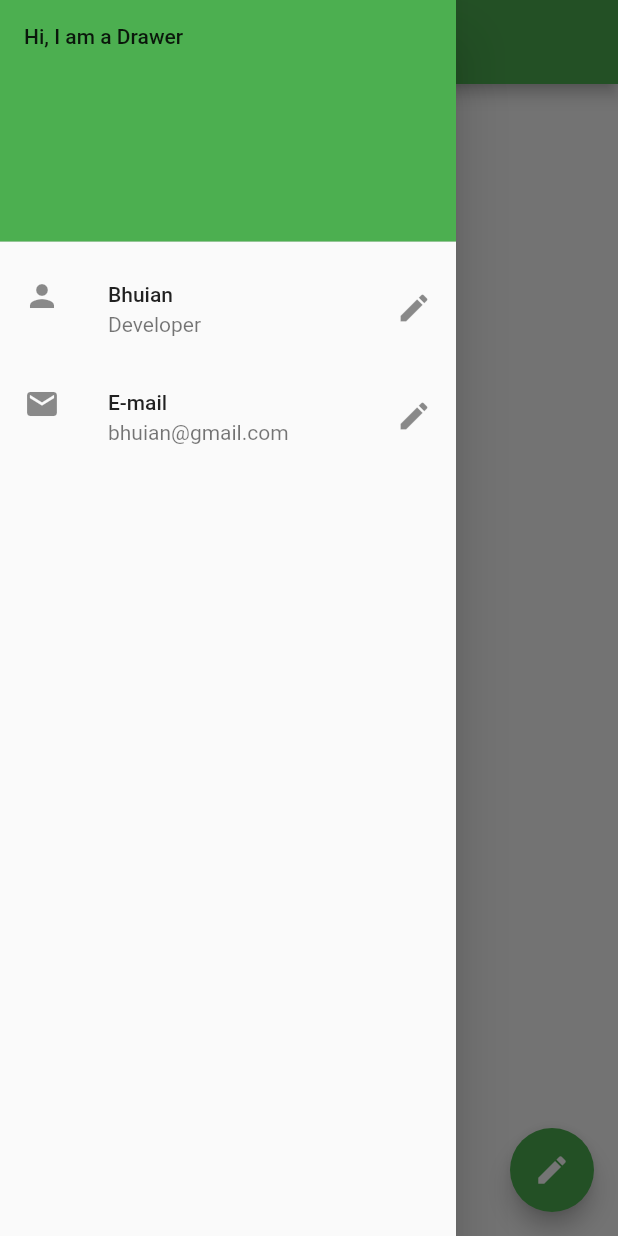
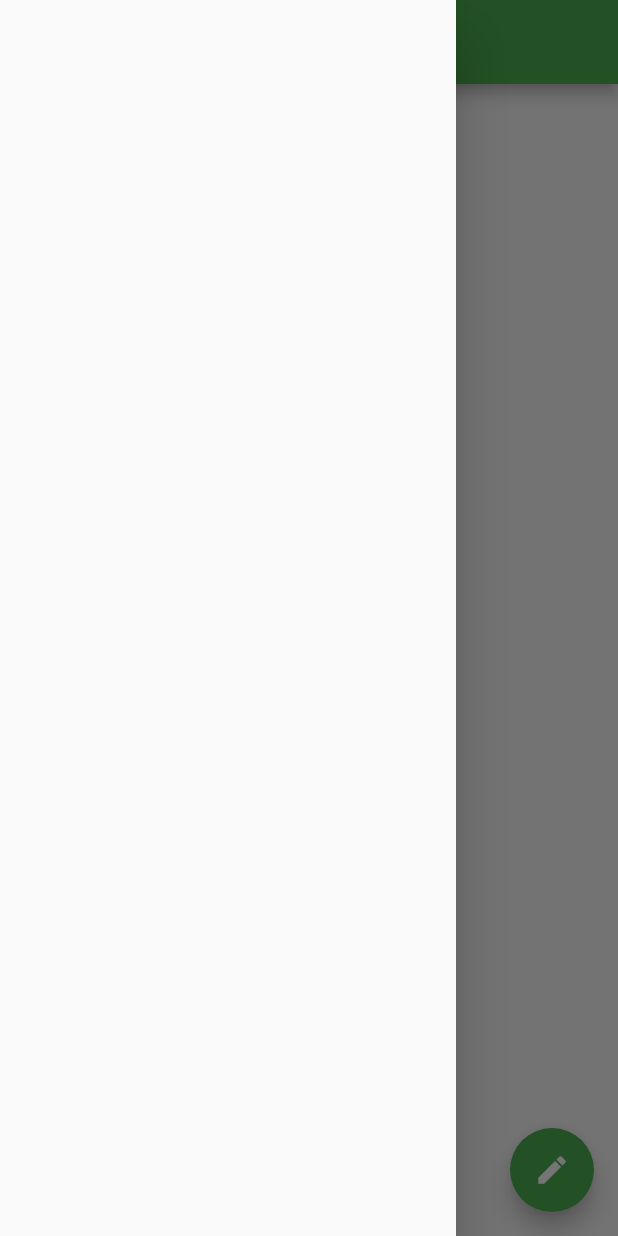
Before and after one commit to zubairbhuian/flutter-app, a Flutter app: the screen it shows after launch, with the side drawer open, on a phone screen of 412 x 824 dp. Run offline on Flutter 3.47's test engine with Material 2 defaults, Android fonts, the phone set to English and light mode, and no system bars.

Commit message:
flutter10.10

```diff
--- a/lib/main.dart
+++ b/lib/main.dart
@@ -20,22 +20,6 @@ class HomePage extends StatelessWidget {
       drawer: Drawer(
         child: ListView(
           padding: const EdgeInsets.all(0),
-          children: <Widget>[
-            DrawerHeader(
-              child: Text('Hi, I am a Drawer'),
-              decoration: BoxDecoration(color: Colors.green),
-            ),
-            ListTile(
-                leading: Icon(Icons.person),
-                title: Text('Bhuian'),
-                subtitle: Text('Developer'),
-                trailing: Icon(Icons.edit)),
-            ListTile(
-                leading: Icon(Icons.email),
-                title: Text('E-mail'),
-                subtitle: Text('bhuian@gmail.com'),
-                trailing: Icon(Icons.edit)),
-          ],
         ),
       ),
       body: Center(
```
Also changed, not shown: images/demo.png.
